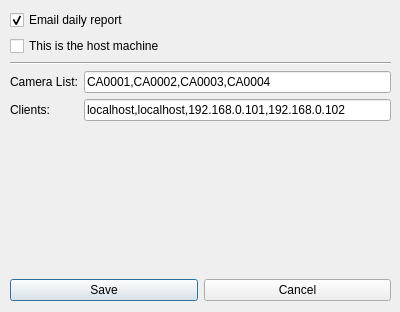
Before: the Qt Designer form SystemSetup.ui in mjmazur/RMSdashboard, drawn with Qt 5.
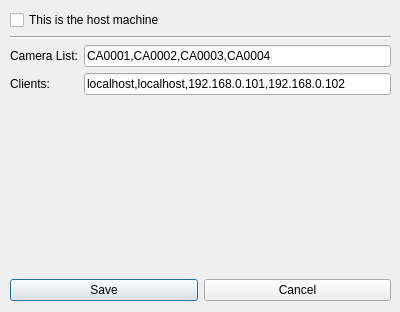
After: the same form once the commit is applied.

Patch:
```diff
--- a/SystemSetup.ui
+++ b/SystemSetup.ui
@@ -23,16 +23,6 @@
     </rect>
    </property>
    <layout class="QVBoxLayout" name="verticalLayout">
-    <item>
-     <widget class="QCheckBox" name="email_report_cbox">
-      <property name="text">
-       <string>Email daily report</string>
-      </property>
-      <property name="checked">
-       <bool>true</bool>
-      </property>
-     </widget>
-    </item>
     <item>
      <widget class="QCheckBox" name="i_am_host_cbox">
       <property name="text">
```
